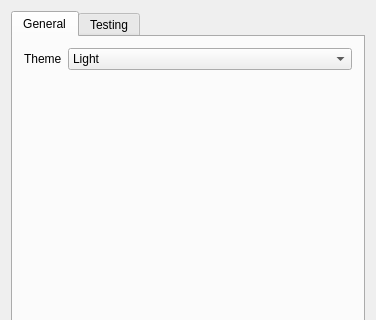
Above: Menus/SettingsEditor.ui from stijnherfst/HiveWE before the change; both pictures show x 0 to 376 and y 0 to 320 of the 376 by 527 pixel window. Below: the same form after it.
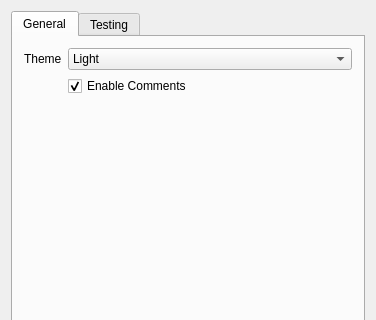
That is the form after the change.

Commit message: Comments and the ability to disable them

```diff
--- a/Menus/SettingsEditor.ui
+++ b/Menus/SettingsEditor.ui
@@ -53,6 +53,16 @@
            </item>
           </widget>
          </item>
+         <item row="1" column="1">
+          <widget class="QCheckBox" name="comments">
+           <property name="text">
+            <string>Enable Comments</string>
+           </property>
+           <property name="checked">
+            <bool>true</bool>
+           </property>
+          </widget>
+         </item>
         </layout>
        </widget>
        <widget class="QWidget" name="tab_1">
```
The commit also changes 3 other files.
